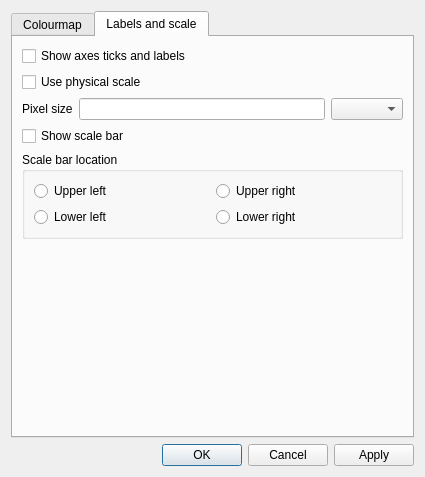
Before: the Qt Designer form src/resources/ui_display_options_dialog.ui in ianthomas23/QACD-quack, drawn with Qt 5.
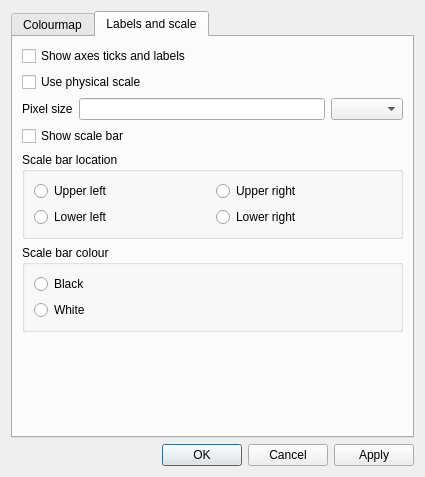
After: the same form once the commit is applied.

Commit message: Completed scale bar with colour option, tests and tutorial

The edit to the form file:
```diff
--- a/src/resources/ui_display_options_dialog.ui
+++ b/src/resources/ui_display_options_dialog.ui
@@ -52,7 +52,7 @@
       <attribute name="title">
        <string>Labels and scale</string>
       </attribute>
-      <layout class="QVBoxLayout" name="verticalLayout_2" stretch="0,0,0,0,0,1">
+      <layout class="QVBoxLayout" name="verticalLayout_2" stretch="0,0,0,0,0,0,1">
        <item>
         <widget class="QCheckBox" name="showTicksAndLabelsCheckBox">
          <property name="text">
@@ -128,6 +128,29 @@
          </layout>
         </widget>
        </item>
+       <item>
+        <widget class="QGroupBox" name="scaleBarColourGroupBox">
+         <property name="title">
+          <string>Scale bar colour</string>
+         </property>
+         <layout class="QVBoxLayout" name="scaleBarColourLayout">
+          <item>
+           <widget class="QRadioButton" name="blackRadioButton">
+            <property name="text">
+             <string>Black</string>
+            </property>
+           </widget>
+          </item>
+          <item>
+           <widget class="QRadioButton" name="whiteRadioButton">
+            <property name="text">
+             <string>White</string>
+            </property>
+           </widget>
+          </item>
+         </layout>
+        </widget>
+       </item>
        <item>
         <widget class="QLabel" name="dummyLabel">
          <property name="text">
```
The commit also changes 10 other files.
